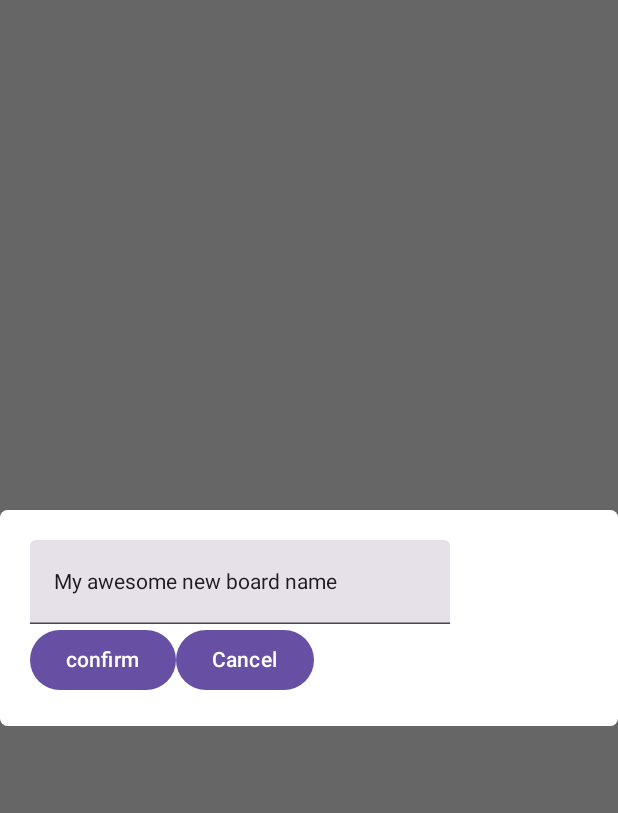
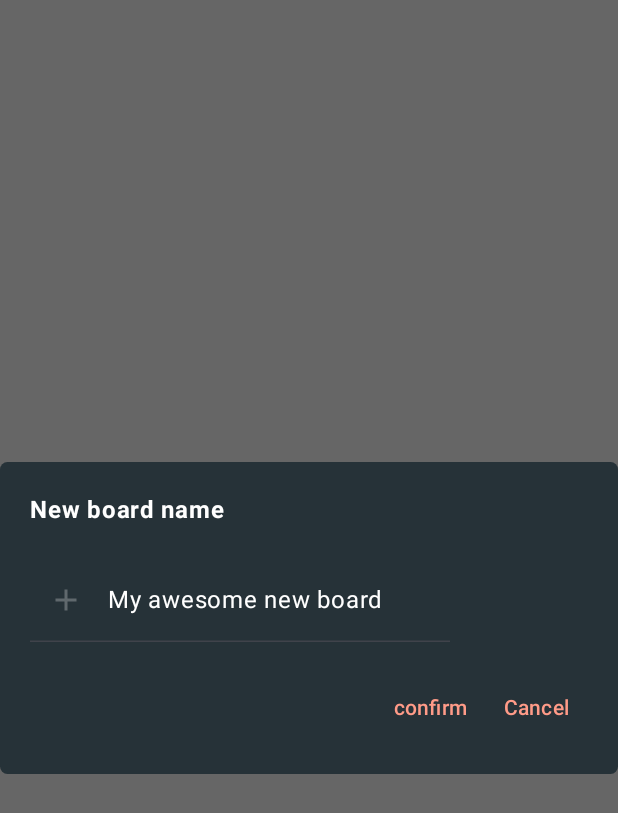
Before and after one commit to Lewisjohnward/tasks-timer, an Android app built with Jetpack Compose: the @Preview function InputDialogPreview, on a phone screen of 412 x 824 dp. Shown: the top 813 px of the screen. Run offline under Robolectric (Android 15) with nearby library versions, the phone set to English and light mode, and no system bars.

Commit message:
Style InputDialog

```diff
--- a/app/src/main/java/com/android/taskstimer/tasks_timer/presentation/components/InputDialog.kt
+++ b/app/src/main/java/com/android/taskstimer/tasks_timer/presentation/components/InputDialog.kt
@@ -1,6 +1,7 @@
 package com.android.taskstimer.tasks_timer.presentation.components
 
 import androidx.compose.foundation.background
+import androidx.compose.foundation.layout.Arrangement
 import androidx.compose.foundation.layout.Box
 import androidx.compose.foundation.layout.Column
 import androidx.compose.foundation.layout.Row
@@ -8,27 +9,36 @@ import androidx.compose.foundation.layout.fillMaxSize
 import androidx.compose.foundation.layout.fillMaxWidth
 import androidx.compose.foundation.layout.padding
 import androidx.compose.foundation.shape.RoundedCornerShape
+import androidx.compose.material.icons.Icons
+import androidx.compose.material.icons.filled.Add
 import androidx.compose.material3.AlertDialog
 import androidx.compose.material3.ExperimentalMaterial3Api
+import androidx.compose.material3.Icon
+import androidx.compose.material3.Text
+import androidx.compose.material3.TextButton
 import androidx.compose.material3.TextField
+import androidx.compose.material3.TextFieldDefaults
 import androidx.compose.runtime.Composable
 import androidx.compose.ui.Modifier
 import androidx.compose.ui.draw.clip
 import androidx.compose.ui.graphics.Color
+import androidx.compose.ui.text.font.FontWeight
 import androidx.compose.ui.tooling.preview.Preview
 import androidx.compose.ui.unit.dp
-import androidx.compose.material3.Button
-import androidx.compose.material3.Text
+import com.android.taskstimer.core.presentation.ui.theme.BackgroundDarkGray
+import com.android.taskstimer.core.presentation.ui.theme.TasksTimerTheme
 import com.android.taskstimer.tasks_timer.presentation.HomeScreenEvent
 
 
 @OptIn(ExperimentalMaterial3Api::class)
 @Composable
 fun InputDialog(
-    myNewBoardName: String = "My awesome new board name",
+    myNewBoardName: String = "My awesome new board",
     cancel: () -> Unit = {},
     onEvent: (HomeScreenEvent) -> Unit = {}
 ) {
+
+
     AlertDialog(
         onDismissRequest = {},
     ) {
@@ -36,17 +46,54 @@ fun InputDialog(
             modifier = Modifier
                 .fillMaxWidth()
                 .clip(RoundedCornerShape(5.dp))
-                .background(Color(0xFFFFFFFF))
+                .background(BackgroundDarkGray)
                 .padding(20.dp)
         ) {
-            Column {
-                TextField(value = myNewBoardName, onValueChange = {})
-                Row {
-                    Button(onClick = { onEvent(HomeScreenEvent.CreateBoard(myNewBoardName)) }) {
-                        Text(text = "confirm")
+            Column(
+                verticalArrangement = Arrangement.spacedBy(20.dp)
+            ) {
+                Text(
+                    text = "New board name",
+                    color = Color.White,
+                    fontWeight = FontWeight.Bold
+                )
+                TextField(
+                    value = myNewBoardName,
+                    onValueChange = {},
+                    leadingIcon = {
+                        Icon(
+                            imageVector = Icons.Filled.Add,
+                            contentDescription = "Add icon"
+                        )
+                    },
+                    singleLine = true,
+                    colors = TextFieldDefaults.colors(
+                        unfocusedContainerColor = Color.Transparent,
+                        focusedContainerColor = Color.Transparent,
+                        focusedTextColor = Color.White,
+                        unfocusedTextColor = Color.White,
+                        focusedLeadingIconColor = Color(0x99FFFFFF),
+                        unfocusedLeadingIconColor = Color(0x44FFFFFF),
+                        cursorColor = Color.White
+
+                        ),
+                )
+                Row(
+                    modifier = Modifier.fillMaxWidth(),
+                    horizontalArrangement = Arrangement.End
+                ) {
+                    TextButton(onClick = { onEvent(HomeScreenEvent.CreateBoard(myNewBoardName)) }) {
+                        Text(
+                            text = "confirm",
+                            color = Color(0xFFFF9B88)
+                        )
                     }
-                    Button(onClick = { cancel() }) {
-                        Text(text = "Cancel")
+                    TextButton(onClick = { cancel() }) {
+                        Text(
+                            text = "Cancel",
+                            color = Color(0xFFFF9B88)
+
+                        )
                     }
                 }
 
@@ -58,9 +105,11 @@ fun InputDialog(
 @Preview(showBackground = true)
 @Composable
 fun InputDialogPreview() {
-    Column(
-        Modifier.fillMaxSize()
-    ) {
-        InputDialog()
+    TasksTimerTheme {
+        Column(
+            Modifier.fillMaxSize()
+        ) {
+            InputDialog()
+        }
     }
 }
```
